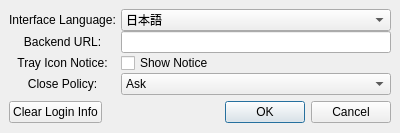
erikku/frosty, file client/ui/Options.ui: the form before one commit.
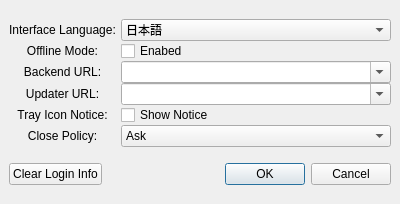
The form after the commit.

Commit message: Changed the way backend/update URLs work.

Diff of the .ui file:
```diff
--- a/client/ui/Options.ui
+++ b/client/ui/Options.ui
@@ -8,7 +8,7 @@
     <x>0</x>
     <y>0</y>
     <width>400</width>
-    <height>133</height>
+    <height>204</height>
    </rect>
   </property>
   <layout class="QVBoxLayout">
@@ -33,7 +33,7 @@
        </property>
       </widget>
      </item>
-     <item row="1" column="0">
+     <item row="2" column="0">
       <widget class="QLabel" name="backendUrlLabel">
        <property name="text">
         <string>Backend URL:</string>
@@ -63,17 +63,14 @@
        </item>
       </widget>
      </item>
-     <item row="1" column="1">
-      <widget class="QLineEdit" name="backendUrl"/>
-     </item>
-     <item row="2" column="1">
+     <item row="4" column="1">
       <widget class="QCheckBox" name="trayNotice">
        <property name="text">
         <string>Show Notice</string>
        </property>
       </widget>
      </item>
-     <item row="2" column="0">
+     <item row="4" column="0">
       <widget class="QLabel" name="trayNoticeLabel">
        <property name="text">
         <string>Tray Icon Notice:</string>
@@ -83,7 +80,7 @@
        </property>
       </widget>
      </item>
-     <item row="3" column="0">
+     <item row="5" column="0">
       <widget class="QLabel" name="closePolicyLabel">
        <property name="text">
         <string>Close Policy:</string>
@@ -93,7 +90,7 @@
        </property>
       </widget>
      </item>
-     <item row="3" column="1">
+     <item row="5" column="1">
       <widget class="QComboBox" name="closePolicy">
        <item>
         <property name="text">
@@ -112,6 +109,47 @@
        </item>
       </widget>
      </item>
+     <item row="1" column="0">
+      <widget class="QLabel" name="offlineModeLabel">
+       <property name="text">
+        <string>Offline Mode:</string>
+       </property>
+       <property name="alignment">
+        <set>Qt::AlignCenter</set>
+       </property>
+      </widget>
+     </item>
+     <item row="3" column="0">
+      <widget class="QLabel" name="updaterUrlLabel">
+       <property name="text">
+        <string>Updater URL:</string>
+       </property>
+       <property name="alignment">
+        <set>Qt::AlignCenter</set>
+       </property>
+      </widget>
+     </item>
+     <item row="1" column="1">
+      <widget class="QCheckBox" name="offlineMode">
+       <property name="text">
+        <string>Enabed</string>
+       </property>
+      </widget>
+     </item>
+     <item row="2" column="1">
+      <widget class="QComboBox" name="backendUrl">
+       <property name="editable">
+        <bool>true</bool>
+       </property>
+      </widget>
+     </item>
+     <item row="3" column="1">
+      <widget class="QComboBox" name="updaterUrl">
+       <property name="editable">
+        <bool>true</bool>
+       </property>
+      </widget>
+     </item>
     </layout>
    </item>
    <item>
```
The commit also changes 31 other files.
